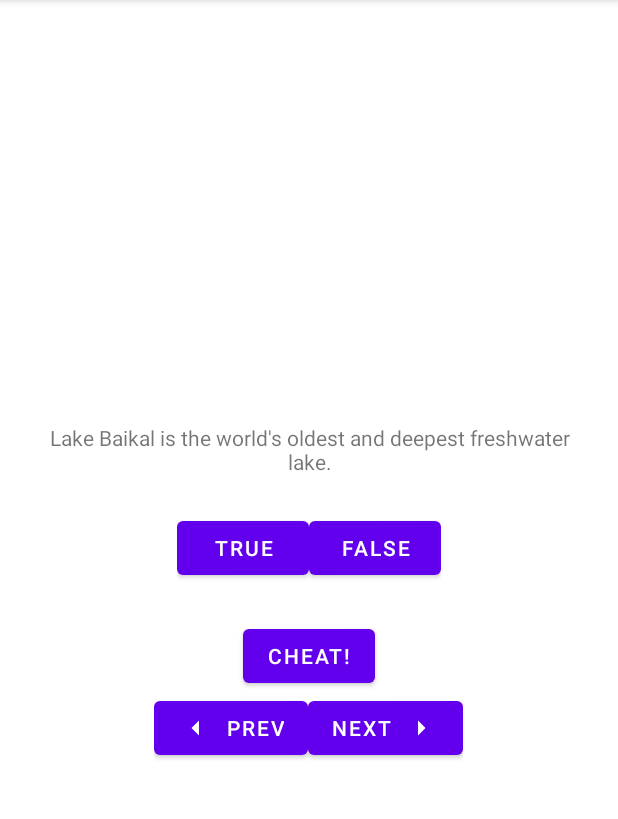
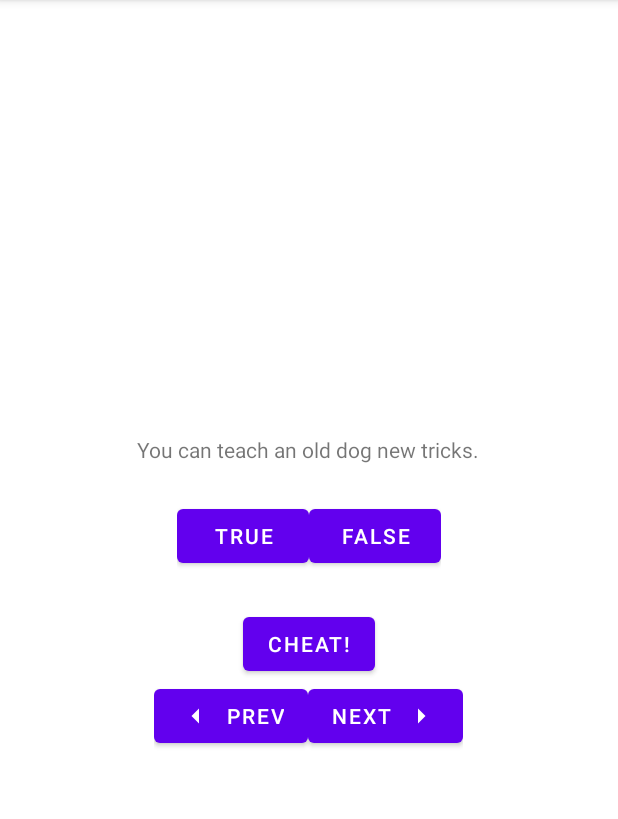
Before and after one commit to amora7741/CS4750-GeoQuiz, an Android app: the screen it shows after launch (MainActivity), after a tap on "PREV", on a phone screen of 412 x 824 dp, the part 84-903 px from its top. Run offline under Robolectric (Android 15) with nearby library versions, the phone set to English and light mode, and no system bars.

Commit message:
Changed sample questions

```diff
--- a/app/src/main/java/com/bignerdranch/android/geoquiz/QuizViewModel.kt
+++ b/app/src/main/java/com/bignerdranch/android/geoquiz/QuizViewModel.kt
@@ -10,12 +10,12 @@ const val IS_CHEATER_KEY = "IS_CHEATER_KEY"
 
 class QuizViewModel (private val savedStateHandle: SavedStateHandle) : ViewModel() {
     private val questionBank = listOf(
-        Question(R.string.question_australia, true),
-        Question(R.string.question_oceans, true),
-        Question(R.string.question_mideast, false),
-        Question(R.string.question_africa, false),
-        Question(R.string.question_americas, true),
-        Question(R.string.question_asia, true)
+        Question(R.string.question_dog, false),
+        Question(R.string.question_blackwhite, false),
+        Question(R.string.question_rabbit, false),
+        Question(R.string.question_mice, false),
+        Question(R.string.question_cat, true),
+        Question(R.string.question_newtricks, true)
     )
 
     var isCheater: Boolean
--- a/app/src/main/res/values/strings.xml
+++ b/app/src/main/res/values/strings.xml
@@ -1,11 +1,11 @@
 <resources>
     <string name="app_name">GeoQuiz</string>
-    <string name="question_australia">Canberra is the capital of Australia.</string>
-    <string name="question_oceans">The Pacific Ocean is larger than the Atlantic Ocean.</string>
-    <string name="question_mideast">The Suez Canal connects the Red Sea and the Indian Ocean.</string>
-    <string name="question_africa">The source of the Nile River is in Egypt.</string>
-    <string name="question_americas">The Amazon River is the longest river in the Americas.</string>
-    <string name="question_asia">Lake Baikal is the world\'s oldest and deepest freshwater lake.</string>
+    <string name="question_dog">One human year is the same as seven dog years.</string>
+    <string name="question_blackwhite">Dogs only see in black and white.</string>
+    <string name="question_rabbit">Rabbits love carrots.</string>
+    <string name="question_mice">Mice like to eat cheese.</string>
+    <string name="question_cat">Cats always land on their feet.</string>
+    <string name="question_newtricks">You can teach an old dog new tricks.</string>
     <string name="true_button">True</string>
     <string name="false_button">False</string>
     <string name="correct_toast">Correct!</string>
```
